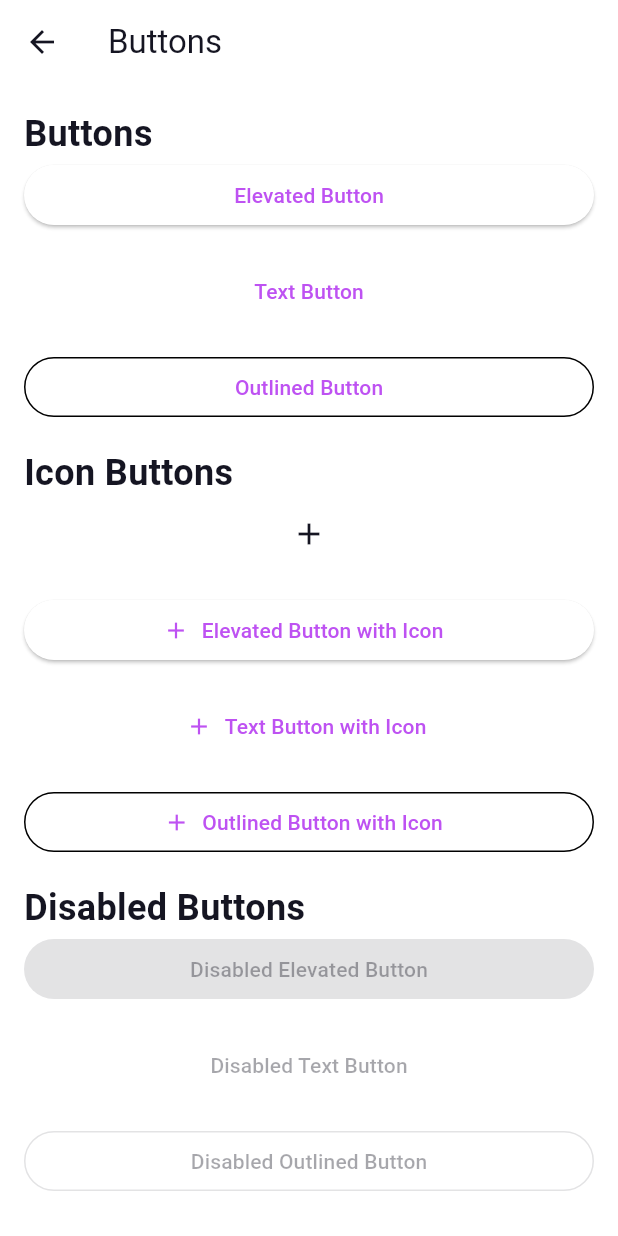
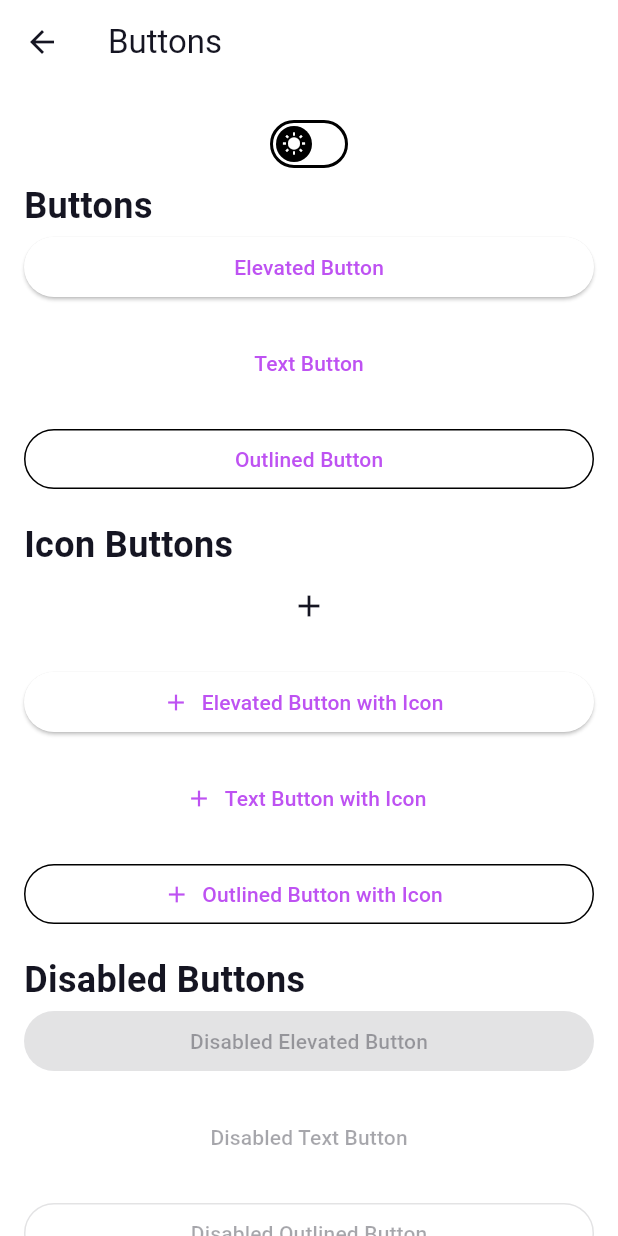
Before and after one commit to dkaangulhan/theme_exercise, a Flutter app: the ButtonScreen screen opened by its route, on a phone screen of 412 x 824 dp. Run offline on Flutter 3.47's test engine with Material 3 defaults, Android fonts, the light colour scheme and no system bars.

Commit message:
theme switch added to screens

```diff
--- a/lib/ui/app_bar/app_bar_screen.dart
+++ b/lib/ui/app_bar/app_bar_screen.dart
@@ -1,4 +1,5 @@
 import 'package:flutter/material.dart';
+import 'package:theme_exercise/ui/theme_switch/theme_switch.dart';
 
 /// App Bar screen
 class AppBarScreen extends StatelessWidget {
@@ -21,6 +22,7 @@ class AppBarScreen extends StatelessWidget {
           ),
         ],
       ),
+      body: const Center(child: ThemeSwitch()),
     );
   }
 }
--- a/lib/ui/button/button_screen.dart
+++ b/lib/ui/button/button_screen.dart
@@ -1,4 +1,5 @@
 import 'package:flutter/material.dart';
+import 'package:theme_exercise/ui/theme_switch/theme_switch.dart';
 
 const _padding = EdgeInsets.all(16);
 const _titleStyle = TextStyle(
@@ -20,6 +21,7 @@ class ButtonScreen extends StatelessWidget {
       body: ListView(
         padding: _padding,
         children: [
+          const ThemeSwitch(),
           const Text(
             'Buttons',
             style: _titleStyle,
--- a/lib/ui/card/card_screen.dart
+++ b/lib/ui/card/card_screen.dart
@@ -1,4 +1,5 @@
 import 'package:flutter/material.dart';
+import 'package:theme_exercise/ui/theme_switch/theme_switch.dart';
 
 const _padding = EdgeInsets.all(16);
 
@@ -16,6 +17,7 @@ class CardScreen extends StatelessWidget {
       body: ListView(
         padding: _padding,
         children: const [
+          ThemeSwitch(),
           Card(
             child: Padding(
               padding: EdgeInsets.all(16),
--- a/lib/ui/fab/fab_screen.dart
+++ b/lib/ui/fab/fab_screen.dart
@@ -1,4 +1,5 @@
 import 'package:flutter/material.dart';
+import 'package:theme_exercise/ui/theme_switch/theme_switch.dart';
 
 /// Floating Action Button screen
 class FabScreen extends StatelessWidget {
@@ -15,6 +16,7 @@ class FabScreen extends StatelessWidget {
         child: Column(
           mainAxisAlignment: MainAxisAlignment.center,
           children: <Widget>[
+            ThemeSwitch(),
             Text(
               'This is the Floating Action Button screen',
             ),
--- a/lib/ui/form/component/component_screen.dart
+++ b/lib/ui/form/component/component_screen.dart
@@ -1,4 +1,5 @@
 import 'package:flutter/material.dart';
+import 'package:theme_exercise/ui/theme_switch/theme_switch.dart';
 
 const _padding = EdgeInsets.all(16);
 const _titleStyle = TextStyle(fontSize: 24, fontWeight: FontWeight.bold);
@@ -17,6 +18,7 @@ class ComponentScreen extends StatelessWidget {
       body: ListView(
         padding: _padding,
         children: const [
+          ThemeSwitch(),
           Text('Checkboxes', style: _titleStyle),
           _Checkboxes(),
           SizedBox(height: 16),
--- a/lib/ui/form/text/text_screen.dart
+++ b/lib/ui/form/text/text_screen.dart
@@ -1,4 +1,5 @@
 import 'package:flutter/material.dart';
+import 'package:theme_exercise/ui/theme_switch/theme_switch.dart';
 
 const _padding = EdgeInsets.all(16);
 
@@ -16,6 +17,7 @@ class TextScreen extends StatelessWidget {
       body: ListView(
         padding: _padding,
         children: [
+          const ThemeSwitch(),
           Text(
             'Headline Large',
             style: Theme.of(context).textTheme.headlineLarge,
--- a/lib/ui/form/text_input/text_input_screen.dart
+++ b/lib/ui/form/text_input/text_input_screen.dart
@@ -1,4 +1,5 @@
 import 'package:flutter/material.dart';
+import 'package:theme_exercise/ui/theme_switch/theme_switch.dart';
 
 /// Text Input screen of the app.
 class TextInputScreen extends StatelessWidget {
@@ -16,6 +17,7 @@ class TextInputScreen extends StatelessWidget {
           padding: const EdgeInsets.all(16),
           child: ListView(
             children: [
+              const ThemeSwitch(),
               const TextField(
                 decoration: InputDecoration(
                   labelText: 'Text Field Label',
```
